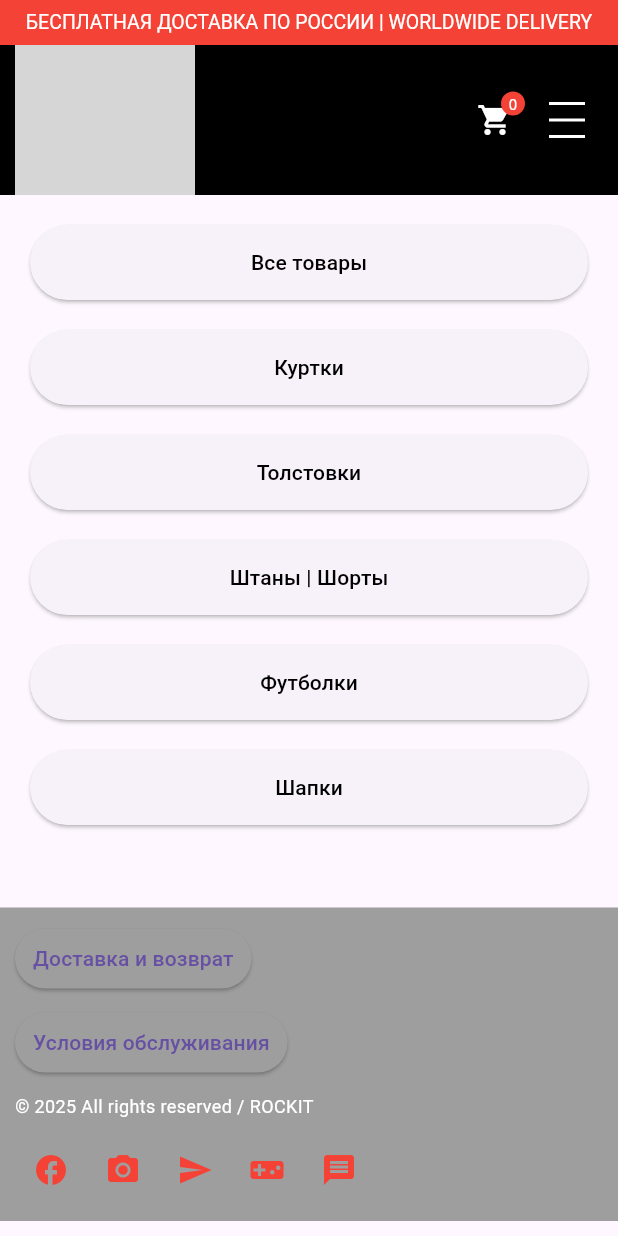
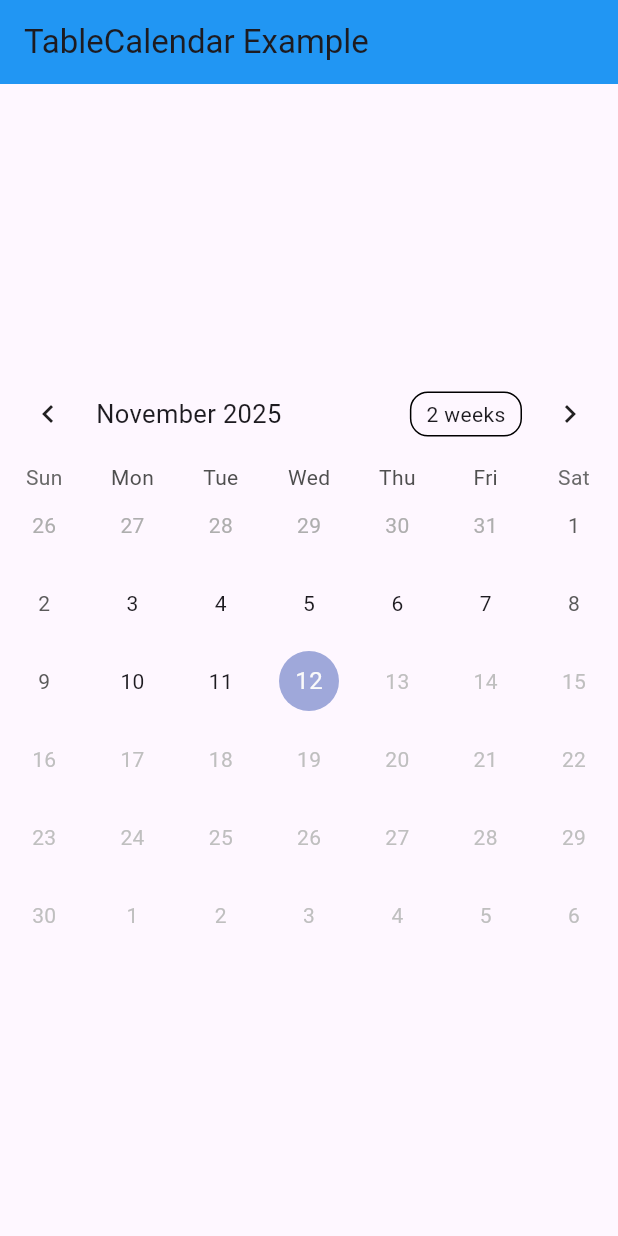
Before and after one commit to Max3602-web/flutter_labs, a Flutter app: the screen it shows after launch, after a tap on the "videogame asset" icon, on a phone screen of 412 x 824 dp. Run offline on Flutter 3.47's test engine with Material 3 defaults, Android fonts, the phone set to English and light mode, and no system bars; drawn by our look-alikes of table_calendar; network calls fail; grey boxes are pictures that could not be loaded.

Commit message:
table_calendar

```diff
--- a/lib/Castombar.dart
+++ b/lib/Castombar.dart
@@ -1,6 +1,8 @@
 import 'package:flutter/material.dart';
 
 class CustomNavBar extends StatelessWidget {
+  const CustomNavBar({super.key});
+
   @override
   Widget build(BuildContext context) {
     return Container(
@@ -51,7 +53,7 @@ class CustomNavBar extends StatelessWidget {
 
           // Меню гамбургер
           IconButton(
-            icon: Container(
+            icon: SizedBox(
               width: 24,
               height: 24,
               child: Column(
--- a/lib/Footbolki.dart
+++ b/lib/Footbolki.dart
@@ -2,7 +2,7 @@ import 'package:flutter/material.dart';
 import 'main.dart';
 
 class Footbolki extends StatelessWidget {
-  const Footbolki({Key? key}) : super(key: key);
+  const Footbolki({super.key});
 
   @override
   Widget build(BuildContext context) {
@@ -76,7 +76,7 @@ class Footbolki extends StatelessWidget {
 
           // Меню гамбургер
           IconButton(
-            icon: Container(
+            icon: SizedBox(
               width: 24,
               height: 24,
               child: Column(
@@ -204,7 +204,7 @@ class Footbolki extends StatelessWidget {
 // }
 
 class CustomFooter extends StatelessWidget {
-  const CustomFooter({Key? key}) : super(key: key);
+  const CustomFooter({super.key});
 
   @override
   Widget build(BuildContext context) {
@@ -223,22 +223,22 @@ class CustomFooter extends StatelessWidget {
             children: [
               ElevatedButton(
                 onPressed: () {},
-                child: const Text('Доставка и возврат'),
                 style: ElevatedButton.styleFrom(
                   backgroundColor: Colors.grey, // цвет фона
                   padding:
                       const EdgeInsets.symmetric(horizontal: 12, vertical: 8),
                 ),
+                child: const Text('Доставка и возврат'),
               ),
               const SizedBox(height: 8),
               ElevatedButton(
                 onPressed: () {},
-                child: const Text('Условия обслуживания',),
                 style: ElevatedButton.styleFrom(
                   backgroundColor: Colors.grey,
                   padding:
                       const EdgeInsets.symmetric(horizontal: 12, vertical: 8,),
                 ),
+                child: const Text('Условия обслуживания',),
               ),
             ],
           ),
--- a/lib/KurtkiPage.dart
+++ b/lib/KurtkiPage.dart
@@ -3,7 +3,7 @@ import 'main.dart';
 
 
 class KurtkiPage extends StatelessWidget {
-  const KurtkiPage({Key? key}) : super(key: key);
+  const KurtkiPage({super.key});
 
   @override
   Widget build(BuildContext context) {
@@ -77,7 +77,7 @@ class KurtkiPage extends StatelessWidget {
 
           // Меню гамбургер
           IconButton(
-            icon: Container(
+            icon: SizedBox(
               width: 24,
               height: 24,
               child: Column(
@@ -199,7 +199,7 @@ class KurtkiPage extends StatelessWidget {
   }
 }
 class CustomFooter extends StatelessWidget {
-  const CustomFooter({Key? key}) : super(key: key);
+  const CustomFooter({super.key});
 
   @override
   Widget build(BuildContext context) {
@@ -218,22 +218,22 @@ class CustomFooter extends StatelessWidget {
             children: [
               ElevatedButton(
                 onPressed: () {},
-                child: const Text('Доставка и возврат'),
                 style: ElevatedButton.styleFrom(
                   backgroundColor: Colors.grey, // цвет фона
                   padding:
                       const EdgeInsets.symmetric(horizontal: 12, vertical: 8),
                 ),
+                child: const Text('Доставка и возврат'),
               ),
               const SizedBox(height: 8),
               ElevatedButton(
                 onPressed: () {},
-                child: const Text('Условия обслуживания',),
                 style: ElevatedButton.styleFrom(
                   backgroundColor: Colors.grey,
                   padding:
                       const EdgeInsets.symmetric(horizontal: 12, vertical: 8,),
                 ),
+                child: const Text('Условия обслуживания',),
               ),
             ],
           ),
--- a/lib/Shapki.dart
+++ b/lib/Shapki.dart
@@ -3,7 +3,7 @@ import 'main.dart';
 
 
 class Shapki extends StatelessWidget {
-  const Shapki({Key? key}) : super(key: key);
+  const Shapki({super.key});
 
   @override
   Widget build(BuildContext context) {
@@ -77,7 +77,7 @@ class Shapki extends StatelessWidget {
 
           // Меню гамбургер
           IconButton(
-            icon: Container(
+            icon: SizedBox(
               width: 24,
               height: 24,
               child: Column(
@@ -202,7 +202,7 @@ class Shapki extends StatelessWidget {
 
 
 class CustomFooter extends StatelessWidget {
-  const CustomFooter({Key? key}) : super(key: key);
+  const CustomFooter({super.key});
 
   @override
   Widget build(BuildContext context) {
@@ -221,22 +221,22 @@ class CustomFooter extends StatelessWidget {
             children: [
               ElevatedButton(
                 onPressed: () {},
-                child: const Text('Доставка и возврат'),
                 style: ElevatedButton.styleFrom(
                   backgroundColor: Colors.grey, // цвет фона
                   padding:
                       const EdgeInsets.symmetric(horizontal: 12, vertical: 8),
                 ),
+                child: const Text('Доставка и возврат'),
               ),
               const SizedBox(height: 8),
               ElevatedButton(
                 onPressed: () {},
-                child: const Text('Условия обслуживания',),
                 style: ElevatedButton.styleFrom(
                   backgroundColor: Colors.grey,
                   padding:
                       const EdgeInsets.symmetric(horizontal: 12, vertical: 8,),
                 ),
+                child: const Text('Условия обслуживания',),
               ),
             ],
           ),
--- a/lib/Shtani&shorti.dart
+++ b/lib/Shtani&shorti.dart
@@ -2,7 +2,7 @@ import 'package:flutter/material.dart';
 import 'main.dart';
 
 class Shtanishorti extends StatelessWidget {
-  const Shtanishorti({Key? key}) : super(key: key);
+  const Shtanishorti({super.key});
 
   @override
   Widget build(BuildContext context) {
@@ -76,7 +76,7 @@ class Shtanishorti extends StatelessWidget {
 
           // Меню гамбургер
           IconButton(
-            icon: Container(
+            icon: SizedBox(
               width: 24,
               height: 24,
               child: Column(
@@ -198,7 +198,7 @@ class Shtanishorti extends StatelessWidget {
   }
 }
 class CustomFooter extends StatelessWidget {
-  const CustomFooter({Key? key}) : super(key: key);
+  const CustomFooter({super.key});
 
   @override
   Widget build(BuildContext context) {
@@ -217,22 +217,22 @@ class CustomFooter extends StatelessWidget {
             children: [
               ElevatedButton(
                 onPressed: () {},
-                child: const Text('Доставка и возврат'),
                 style: ElevatedButton.styleFrom(
                   backgroundColor: Colors.grey, // цвет фона
                   padding:
                       const EdgeInsets.symmetric(horizontal: 12, vertical: 8),
                 ),
+                child: const Text('Доставка и возврат'),
               ),
               const SizedBox(height: 8),
               ElevatedButton(
                 onPressed: () {},
-                child: const Text('Условия обслуживания',),
                 style: ElevatedButton.styleFrom(
                   backgroundColor: Colors.grey,
                   padding:
                       const EdgeInsets.symmetric(horizontal: 12, vertical: 8,),
                 ),
+                child: const Text('Условия обслуживания',),
               ),
             ],
           ),
--- a/lib/Tolstovki.dart
+++ b/lib/Tolstovki.dart
@@ -3,7 +3,7 @@ import 'main.dart';
 
 
 class Tolstovki extends StatelessWidget {
-  const Tolstovki({Key? key}) : super(key: key);
+  const Tolstovki({super.key});
 
   @override
   Widget build(BuildContext context) {
@@ -77,7 +77,7 @@ class Tolstovki extends StatelessWidget {
 
           // Меню гамбургер
           IconButton(
-            icon: Container(
+            icon: SizedBox(
               width: 24,
               height: 24,
               child: Column(
@@ -199,7 +199,7 @@ class Tolstovki extends StatelessWidget {
   }
 }
 class CustomFooter extends StatelessWidget {
-  const CustomFooter({Key? key}) : super(key: key);
+  const CustomFooter({super.key});
 
   @override
   Widget build(BuildContext context) {
@@ -218,22 +218,22 @@ class CustomFooter extends StatelessWidget {
             children: [
               ElevatedButton(
                 onPressed: () {},
-                child: const Text('Доставка и возврат'),
                 style: ElevatedButton.styleFrom(
                   backgroundColor: Colors.grey, // цвет фона
                   padding:
                       const EdgeInsets.symmetric(horizontal: 12, vertical: 8),
                 ),
+                child: const Text('Доставка и возврат'),
               ),
               const SizedBox(height: 8),
               ElevatedButton(
                 onPressed: () {},
-                child: const Text('Условия обслуживания',),
                 style: ElevatedButton.styleFrom(
                   backgroundColor: Colors.grey,
                   padding:
                       const EdgeInsets.symmetric(horizontal: 12, vertical: 8,),
                 ),
+                child: const Text('Условия обслуживания',),
               ),
             ],
           ),
--- a/lib/main.dart
+++ b/lib/main.dart
@@ -4,11 +4,11 @@ import 'package:flutter_labs/Shtani&shorti.dart';
 import 'package:flutter_labs/widgets.dart';
 import 'KurtkiPage.dart';
 import 'Tolstovki.dart';
-import 'Footbolki.dart';
 import 'Shapki.dart';
 import 'Castombar.dart';
 import 'Tovarlist.dart';
 import 'Prosto0511.dart';
+import 'table_calendar.dart';
 
 final GlobalKey<NavigatorState> navigatorKey = GlobalKey<NavigatorState>();
 void main() {
@@ -25,6 +25,7 @@ void main() {
       '/Castombar':(cantext) => CustomNavBar(),
       '/Tovarlist':(cantext) => ProductCard(imageUrl: '', title: '', description: '', price: '',),
       '/gpag':(cantext) => gpag(),
+      '/calend':(cantext) => tablecalendar(),
     },
     home: const MainApp(),
   ));
@@ -105,7 +106,7 @@ class MainApp extends StatelessWidget {
 
           // Меню гамбургер
           IconButton(
-            icon: Container(
+            icon: SizedBox(
               width: 24,
               height: 24,
               child: Column(
@@ -217,7 +218,7 @@ class MainApp extends StatelessWidget {
   }
 }
 class CustomFooter extends StatelessWidget {
-  const CustomFooter({Key? key}) : super(key: key);
+  const CustomFooter({super.key});
 
   @override
   Widget build(BuildContext context) {
@@ -236,22 +237,22 @@ class CustomFooter extends StatelessWidget {
             children: [
               ElevatedButton(
                 onPressed: () {},
-                child: const Text('Доставка и возврат'),
                 style: ElevatedButton.styleFrom(
                   backgroundColor: Colors.grey, // цвет фона
                   padding:
                       const EdgeInsets.symmetric(horizontal: 12, vertical: 8),
                 ),
+                child: const Text('Доставка и возврат'),
               ),
               const SizedBox(height: 8),
               ElevatedButton(
                 onPressed: () {},
-                child: const Text('Условия обслуживания',),
                 style: ElevatedButton.styleFrom(
                   backgroundColor: Colors.grey,
                   padding:
                       const EdgeInsets.symmetric(horizontal: 12, vertical: 8,),
                 ),
+                child: const Text('Условия обслуживания',),
               ),
             ],
           ),
@@ -285,7 +286,9 @@ class CustomFooter extends StatelessWidget {
               IconButton(
                 icon: const Icon(Icons.videogame_asset),
                 color: iconColor,
-                onPressed: () {},
+                onPressed: () {
+                  navigatorKey.currentState?.pushNamed('/calend');
+                },
               ),
               IconButton(
                 icon: const Icon(Icons.message),
--- /dev/null
+++ b/lib/table_calendar.dart
@@ -0,0 +1,48 @@
+import 'package:flutter/material.dart';
+import 'package:intl/date_symbol_data_local.dart';
+import 'package:table_calendar/table_calendar.dart';
+
+void main() {
+  initializeDateFormatting().then((_) => runApp(const tablecalendar()));
+}
+
+class tablecalendar extends StatelessWidget {
+  const tablecalendar({super.key});
+
+  @override
+  Widget build(BuildContext context) {
+    return MaterialApp(
+      title: 'TableCalendar Example',
+      theme: ThemeData(
+        primarySwatch: Colors.blue,
+      ),
+      home: const StartPage(),
+    );
+  }
+}
+
+class StartPage extends StatefulWidget {
+  const StartPage({super.key});
+
+  @override
+  State<StartPage> createState() => _StartPageState();
+}
+
+class _StartPageState extends State<StartPage> {
+  @override
+  Widget build(BuildContext context) {
+    return Scaffold(
+      appBar: AppBar(
+        title: const Text('TableCalendar Example'),
+        backgroundColor: Colors.blue, // Можно установить цвет фона здесь
+      ),
+      body: Center(
+        child: TableCalendar(
+          firstDay: DateTime.utc(2010, 10, 16),
+          lastDay: DateTime.utc(2025, 11, 12),
+          focusedDay: DateTime.now(),
+        ),
+      ),
+    );
+  }
+}
--- a/lib/widgets.dart
+++ b/lib/widgets.dart
@@ -19,10 +19,10 @@ Widget myButton(url,text,nav) { return
 }
 
 Widget myDropdownMenu() {
-  final TextEditingController _dropdownController = TextEditingController();
+  final TextEditingController dropdownController = TextEditingController();
 
   return DropdownMenu<String>(
-    controller: _dropdownController,
+    controller: dropdownController,
     onSelected: (String? value) {
       print('Выбран: $value');
     },
--- a/pubspec.yaml
+++ b/pubspec.yaml
@@ -34,6 +34,8 @@ dependencies:
   # The following adds the Cupertino Icons font to your application.
   # Use with the CupertinoIcons class for iOS style icons.
   cupertino_icons: ^1.0.8
+  table_calendar: ^3.2.0
+  intl: ^0.20.2
 
 dev_dependencies:
   flutter_test:
```
Also changed, not shown: lib/Prosto0511.dart (+5 -3 lines), lib/Tovarlist.dart (+5 -3 lines), pubspec.lock.
